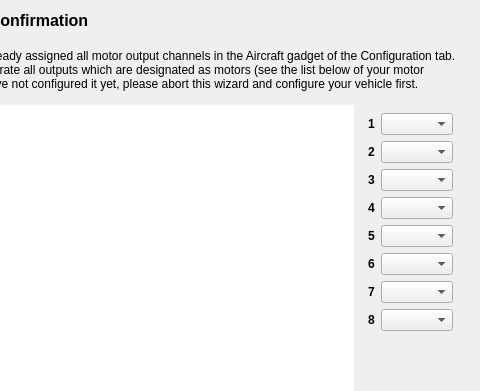
The window that ground/openpilotgcs/src/plugins/setupwizard/pages/escvehiclepage.ui (openpilot/OpenPilot) describes before a commit, drawn with Qt 5; both pictures show x 120 to 600 and y 0 to 391 of the 600 by 480 pixel window.
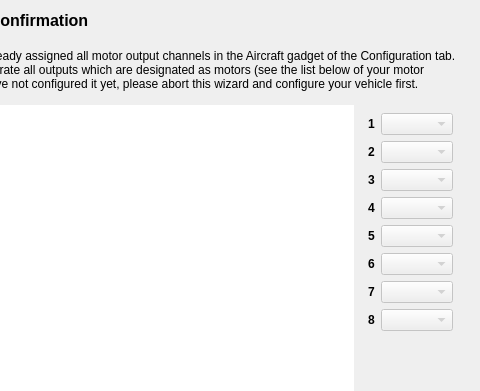
The same window after the commit.

What changed in the file:
```diff
--- a/ground/openpilotgcs/src/plugins/setupwizard/pages/escvehiclepage.ui
+++ b/ground/openpilotgcs/src/plugins/setupwizard/pages/escvehiclepage.ui
@@ -99,7 +99,11 @@
         <number>8</number>
        </property>
        <item row="0" column="1">
-        <widget class="QComboBox" name="comboBox"/>
+        <widget class="QComboBox" name="comboBox_1">
+         <property name="enabled">
+          <bool>false</bool>
+         </property>
+        </widget>
        </item>
        <item row="0" column="0">
         <widget class="QLabel" name="label_2">
@@ -115,19 +119,39 @@
         </widget>
        </item>
        <item row="1" column="1">
-        <widget class="QComboBox" name="comboBox_2"/>
+        <widget class="QComboBox" name="comboBox_2">
+         <property name="enabled">
+          <bool>false</bool>
+         </property>
+        </widget>
        </item>
        <item row="2" column="1">
-        <widget class="QComboBox" name="comboBox_3"/>
+        <widget class="QComboBox" name="comboBox_3">
+         <property name="enabled">
+          <bool>false</bool>
+         </property>
+        </widget>
        </item>
        <item row="3" column="1">
-        <widget class="QComboBox" name="comboBox_4"/>
+        <widget class="QComboBox" name="comboBox_4">
+         <property name="enabled">
+          <bool>false</bool>
+         </property>
+        </widget>
        </item>
        <item row="4" column="1">
-        <widget class="QComboBox" name="comboBox_5"/>
+        <widget class="QComboBox" name="comboBox_5">
+         <property name="enabled">
+          <bool>false</bool>
+         </property>
+        </widget>
        </item>
        <item row="5" column="1">
-        <widget class="QComboBox" name="comboBox_6"/>
+        <widget class="QComboBox" name="comboBox_6">
+         <property name="enabled">
+          <bool>false</bool>
+         </property>
+        </widget>
        </item>
        <item row="1" column="0">
         <widget class="QLabel" name="label_3">
@@ -195,10 +219,18 @@
         </widget>
        </item>
        <item row="6" column="1">
-        <widget class="QComboBox" name="comboBox_7"/>
+        <widget class="QComboBox" name="comboBox_7">
+         <property name="enabled">
+          <bool>false</bool>
+         </property>
+        </widget>
        </item>
        <item row="7" column="1">
-        <widget class="QComboBox" name="comboBox_8"/>
+        <widget class="QComboBox" name="comboBox_8">
+         <property name="enabled">
+          <bool>false</bool>
+         </property>
+        </widget>
        </item>
        <item row="6" column="0">
         <widget class="QLabel" name="label_8">
```
Left out of the diff: 6 changed lines with no effect on the pictures.
